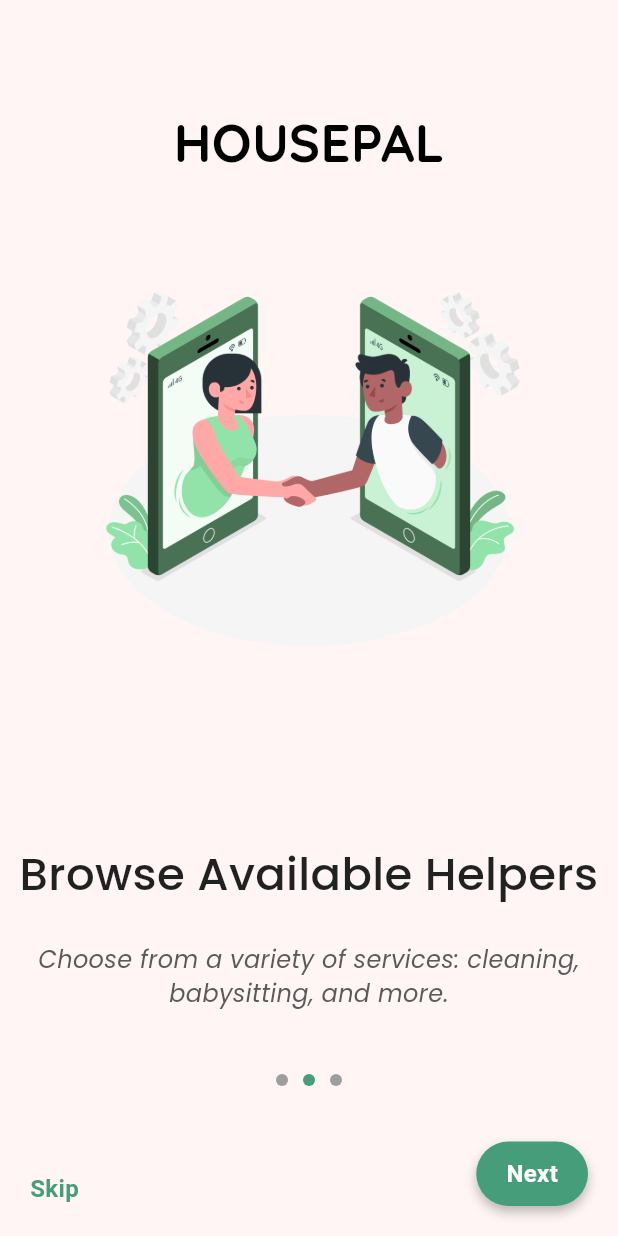
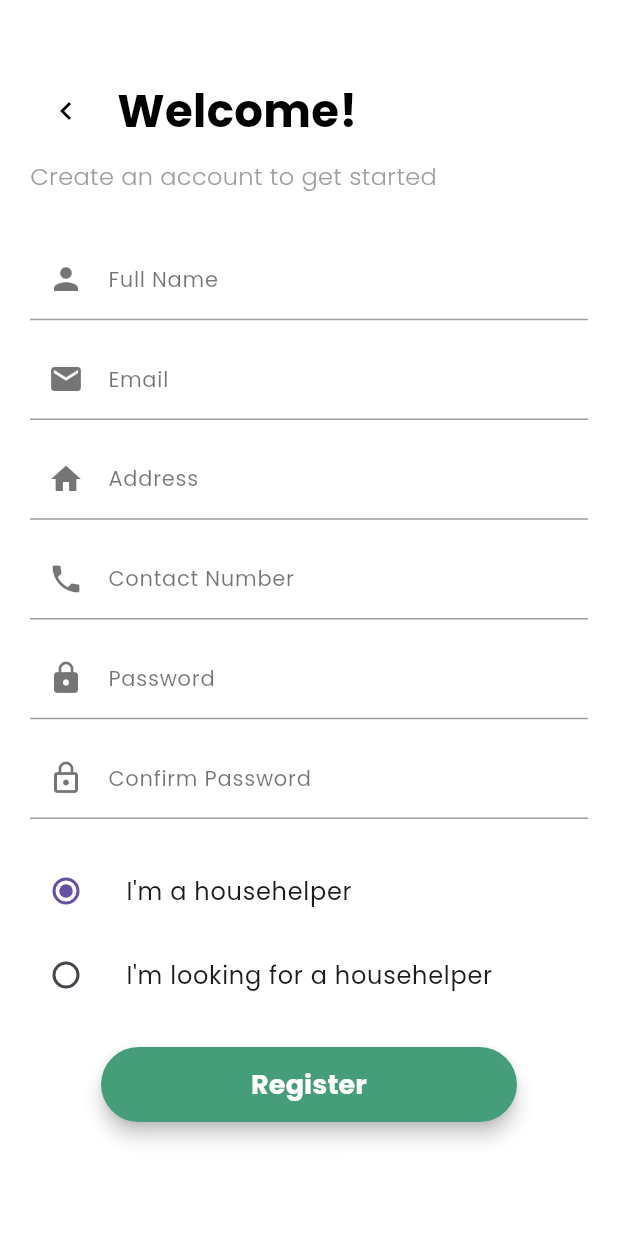
Before and after one commit to Pramudita29/HousePal, a Flutter app: the screen it shows after launch, after a tap on "Next", after a tap on "Skip", on a phone screen of 412 x 824 dp. Run offline on Flutter 3.47's test engine with Material 3 defaults, Android fonts, the phone set to English and light mode, and no system bars.

Commit message:
Registration-Completed

```diff
--- /dev/null
+++ b/housepal_project/lib/view/login_page.dart
@@ -0,0 +1,35 @@
+import 'package:flutter/material.dart';
+import 'package:housepal_project/view/registration_page.dart'; // Import your Registration Page
+
+class LoginPage extends StatelessWidget {
+  const LoginPage({super.key});
+
+  @override
+  Widget build(BuildContext context) {
+    return Scaffold(
+      appBar: AppBar(title: const Text("Login")),
+      body: Center(
+        child: Column(
+          mainAxisAlignment: MainAxisAlignment.center,
+          children: <Widget>[
+            const Text(
+              'Login Screen (Placeholder)',
+              style: TextStyle(fontSize: 24, fontWeight: FontWeight.bold),
+            ),
+            const SizedBox(height: 20),
+            ElevatedButton(
+              onPressed: () {
+                // Navigate to the registration page (or replace with real login logic later)
+                Navigator.push(
+                  context,
+                  MaterialPageRoute(builder: (context) => const RegisterPage()),
+                );
+              },
+              child: const Text('Go to Registration'),
+            ),
+          ],
+        ),
+      ),
+    );
+  }
+}
--- a/housepal_project/lib/view/onboarding_screen.dart
+++ b/housepal_project/lib/view/onboarding_screen.dart
@@ -1,4 +1,5 @@
 import 'package:flutter/material.dart';
+import 'package:housepal_project/view/registration_page.dart'; // Import your RegisterPage
 
 class OnboardingScreen extends StatefulWidget {
   const OnboardingScreen({super.key});
@@ -19,12 +20,20 @@ class _OnboardingScreenState extends State<OnboardingScreen> {
         curve: Curves.easeInOut,
       );
     } else {
-      Navigator.pushReplacementNamed(context, '/home');
+      // Navigate to the Register Page
+      Navigator.push(
+        context,
+        MaterialPageRoute(builder: (context) => const RegisterPage()),
+      );
     }
   }
 
   void _skipOnboarding() {
-    Navigator.pushReplacementNamed(context, '/home');
+    // Navigate directly to the Register Page
+    Navigator.push(
+      context,
+      MaterialPageRoute(builder: (context) => const RegisterPage()),
+    );
   }
 
   @override
@@ -43,10 +52,10 @@ class _OnboardingScreenState extends State<OnboardingScreen> {
             pageIndex: index,
             currentPage: _currentPage,
             title: index == 0
-                ? 'Welcome to HousePal !'
+                ? 'Welcome to HousePal!'
                 : index == 1
                     ? 'Browse Available Helpers'
-                    : 'Enjoy\nProfessional Help !',
+                    : 'Enjoy\nProfessional Help!',
             description: index == 0
                 ? 'Find trusted house helpers and get your work done quickly.'
                 : index == 1
@@ -97,7 +106,6 @@ class OnboardingPage extends StatelessWidget {
 
   @override
   Widget build(BuildContext context) {
-    // Calculate scale and opacity based on the page index
     final double scale = currentPage == pageIndex ? 1.0 : 0.9;
     final double opacity = currentPage == pageIndex ? 1.0 : 0.5;
 
@@ -112,7 +120,7 @@ class OnboardingPage extends StatelessWidget {
             child: Text(
               'HOUSEPAL',
               style: TextStyle(
-                fontFamily: 'Quicksand',
+                fontFamily: 'Poppins',
                 fontSize: 35,
                 fontWeight: FontWeight.bold,
                 color: Colors.black,
@@ -205,7 +213,8 @@ class OnboardingPage extends StatelessWidget {
             ),
           ),
         ),
-        if (!isLastPage)
+        // Skip Button for 1st and 2nd pages
+        if (pageIndex < 2)
           Positioned(
             bottom: 20,
             left: 20,
@@ -221,30 +230,117 @@ class OnboardingPage extends StatelessWidget {
               ),
             ),
           ),
+        // Next Button for 1st and 2nd pages
+        if (pageIndex < 2)
           Positioned(
             bottom: 20,
             right: 20,
             child: GestureDetector(
+              onTap: onPressed, // Next or Get Started button
+              child: Material(
+                color: Colors.transparent,
+                child: InkWell(
                   onTap: onPressed,
+                  borderRadius: BorderRadius.circular(30),
+                  splashColor: Colors.white.withOpacity(0.5),
                   child: Container(
-              padding: const EdgeInsets.symmetric(vertical: 10, horizontal: 20),
+                    padding: const EdgeInsets.symmetric(
+                        vertical: 10, horizontal: 20),
                     decoration: BoxDecoration(
-                color: const Color(0xFF459D7A),
+                      color: const Color(0xFF459D7A), // Green for Next
                       borderRadius: BorderRadius.circular(30),
                       boxShadow: const [
                         BoxShadow(
                           color: Colors.black26,
-                    blurRadius: 6,
+                          blurRadius: 8,
                           offset: Offset(0, 4),
                         ),
                       ],
                     ),
-              child: Text(
-                buttonText,
-                style: const TextStyle(
+                    child: const Text(
+                      'Next',
+                      style: TextStyle(
                         fontSize: 16,
                         color: Colors.white,
                         fontWeight: FontWeight.bold,
+                      ),
+                    ),
+                  ),
+                ),
+              ),
+            ),
+          ),
+        // Login and Register Buttons only for the last page (3rd)
+        if (isLastPage)
+          Positioned(
+            bottom: 20,
+            left: 20,
+            child: GestureDetector(
+              onTap: onSkip,
+              child: Material(
+                color: Colors.transparent,
+                child: InkWell(
+                  onTap: onSkip,
+                  borderRadius: BorderRadius.circular(30),
+                  splashColor: Colors.white.withOpacity(0.5),
+                  child: Container(
+                    padding: const EdgeInsets.symmetric(
+                        vertical: 10, horizontal: 20),
+                    decoration: BoxDecoration(
+                      border: Border.all(
+                        color:
+                            const Color(0xFF459D7A), // Green border for Login
+                        width: 2,
+                      ),
+                      borderRadius: BorderRadius.circular(30),
+                    ),
+                    child: const Text(
+                      'Login',
+                      style: TextStyle(
+                        fontSize: 16,
+                        color: Color(0xFF459D7A),
+                        fontWeight: FontWeight.bold,
+                      ),
+                    ),
+                  ),
+                ),
+              ),
+            ),
+          ),
+        if (isLastPage)
+          Positioned(
+            bottom: 20,
+            right: 20,
+            child: GestureDetector(
+              onTap: onPressed, // Register button
+              child: Material(
+                color: Colors.transparent,
+                child: InkWell(
+                  onTap: onPressed,
+                  borderRadius: BorderRadius.circular(30),
+                  splashColor: Colors.white.withOpacity(0.5),
+                  child: Container(
+                    padding: const EdgeInsets.symmetric(
+                        vertical: 10, horizontal: 20),
+                    decoration: BoxDecoration(
+                      color: const Color(0xFF459D7A), // Green for Register
+                      borderRadius: BorderRadius.circular(30),
+                      boxShadow: const [
+                        BoxShadow(
+                          color: Colors.black26,
+                          blurRadius: 10,
+                          offset: Offset(0, 8),
+                        ),
+                      ],
+                    ),
+                    child: const Text(
+                      'Register',
+                      style: TextStyle(
+                        fontSize: 16,
+                        color: Colors.white,
+                        fontWeight: FontWeight.bold,
+                      ),
+                    ),
                   ),
                 ),
               ),
--- /dev/null
+++ b/housepal_project/lib/view/registration_page.dart
@@ -0,0 +1,192 @@
+import 'package:flutter/material.dart';
+
+class RegisterPage extends StatefulWidget {
+  const RegisterPage({super.key});
+
+  @override
+  State<RegisterPage> createState() => _RegisterPageState();
+}
+
+class _RegisterPageState extends State<RegisterPage> {
+  final TextEditingController _fullNameController = TextEditingController();
+  final TextEditingController _emailController = TextEditingController();
+  final TextEditingController _passwordController = TextEditingController();
+  final TextEditingController _confirmPasswordController =
+      TextEditingController();
+  final TextEditingController _addressController = TextEditingController();
+  final TextEditingController _contactController = TextEditingController();
+  String _userRole = 'househelper'; // Default selected role
+
+  @override
+  Widget build(BuildContext context) {
+    return Scaffold(
+      backgroundColor: Colors.white,
+      body: Padding(
+        padding: const EdgeInsets.symmetric(horizontal: 20),
+        child: SingleChildScrollView(
+          child: Column(
+            crossAxisAlignment: CrossAxisAlignment.start,
+            children: [
+              const SizedBox(height: 50),
+              Row(
+                children: [
+                  IconButton(
+                    icon:
+                        const Icon(Icons.navigate_before, color: Colors.black),
+                    onPressed: () {
+                      Navigator.pop(context); // Navigate back on button press
+                    },
+                  ),
+                  const SizedBox(
+                      width: 10), // Space between back arrow and "Welcome"
+                  const Text(
+                    'Welcome!',
+                    style: TextStyle(
+                      fontFamily: 'Poppins', // Using custom Poppins font
+                      fontSize: 30,
+                      fontWeight: FontWeight.bold,
+                      color: Colors.black,
+                    ),
+                  ),
+                ],
+              ),
+              const SizedBox(height: 8),
+              const Text(
+                'Create an account to get started',
+                style: TextStyle(
+                  fontFamily: 'Poppins', // Using custom Poppins font
+                  fontSize: 16,
+                  fontWeight: FontWeight.w300, // Light font weight
+                  color: Colors.grey,
+                ),
+              ),
+              const SizedBox(height: 30),
+              // Full Name
+              _buildTextField('Full Name', _fullNameController, Icons.person),
+              const SizedBox(height: 12),
+              // Email
+              _buildTextField('Email', _emailController, Icons.email),
+              const SizedBox(height: 12),
+              // Address
+              _buildTextField('Address', _addressController, Icons.home),
+              const SizedBox(height: 12),
+              // Contact Number
+              _buildTextField(
+                  'Contact Number', _contactController, Icons.phone),
+              const SizedBox(height: 12),
+              // Password
+              _buildTextField('Password', _passwordController, Icons.lock,
+                  isPassword: true),
+              const SizedBox(height: 12),
+              // Confirm Password
+              _buildTextField('Confirm Password', _confirmPasswordController,
+                  Icons.lock_outline,
+                  isPassword: true),
+              const SizedBox(height: 20),
+              // Role Selector (without "Select Role" text)
+              Column(
+                children: [
+                  ListTile(
+                    contentPadding: EdgeInsets.zero,
+                    leading: Radio<String>(
+                      value: 'househelper',
+                      groupValue: _userRole,
+                      onChanged: (value) {
+                        setState(() {
+                          _userRole = value!;
+                        });
+                      },
+                    ),
+                    title: const Text(
+                      "I'm a househelper",
+                      style: TextStyle(
+                        fontFamily: 'Poppins', // Using custom Poppins font
+                        fontSize: 16,
+                        fontWeight: FontWeight.normal, // Regular font weight
+                      ),
+                    ),
+                  ),
+                  ListTile(
+                    contentPadding: EdgeInsets.zero,
+                    leading: Radio<String>(
+                      value: 'looking',
+                      groupValue: _userRole,
+                      onChanged: (value) {
+                        setState(() {
+                          _userRole = value!;
+                        });
+                      },
+                    ),
+                    title: const Text(
+                      "I'm looking for a househelper",
+                      style: TextStyle(
+                        fontFamily: 'Poppins', // Using custom Poppins font
+                        fontSize: 16,
+                        fontWeight: FontWeight.normal, // Regular font weight
+                      ),
+                    ),
+                  ),
+                ],
+              ),
+              const SizedBox(height: 20),
+              // Submit Button
+              Center(
+                child: ElevatedButton(
+                  onPressed: () {
+                    // Handle form submission here
+                  },
+                  style: ElevatedButton.styleFrom(
+                    backgroundColor: const Color(0xFF459D7A),
+                    padding: const EdgeInsets.symmetric(
+                        vertical: 12, horizontal: 100), // Reduced padding
+                    shape: RoundedRectangleBorder(
+                      borderRadius: BorderRadius.circular(30),
+                    ),
+                    elevation: 5,
+                  ),
+                  child: const Text(
+                    'Register',
+                    style: TextStyle(
+                      fontFamily: 'Poppins', // Using custom Poppins font
+                      fontSize: 18,
+                      color: Colors.white,
+                      fontWeight: FontWeight.bold,
+                    ),
+                  ),
+                ),
+              ),
+              const SizedBox(height: 30),
+            ],
+          ),
+        ),
+      ),
+    );
+  }
+
+  // Reusable TextField without Boxes
+  Widget _buildTextField(
+      String label, TextEditingController controller, IconData icon,
+      {bool isPassword = false}) {
+    return TextField(
+      controller: controller,
+      obscureText: isPassword,
+      decoration: InputDecoration(
+        prefixIcon: Icon(icon, color: Colors.black54),
+        labelText: label,
+        labelStyle: const TextStyle(
+          fontFamily: 'Poppins', // Using custom Poppins font
+          fontSize: 14, // Smaller font size
+          color: Colors.black54,
+        ),
+        enabledBorder: const UnderlineInputBorder(
+          borderSide: BorderSide(color: Colors.grey),
+        ),
+        focusedBorder: const UnderlineInputBorder(
+          borderSide: BorderSide(color: Color(0xFF4CAF50)),
+        ),
+        contentPadding: const EdgeInsets.symmetric(
+            vertical: 8, horizontal: 15), // Reduced padding
+      ),
+    );
+  }
+}
```
Also changed, not shown: housepal_project/pubspec.yaml (+8 -9 lines), housepal_project/assets/fonts/Hangyaboly.ttf (deleted), housepal_project/assets/fonts/Poppins-Light.ttf (added), housepal_project/assets/fonts/Quicksand.ttf (deleted), housepal_project/lib/app.dart (line endings or trailing spaces), housepal_project/pubspec.lock. Lines whose indentation alone changed are shown as unchanged.
